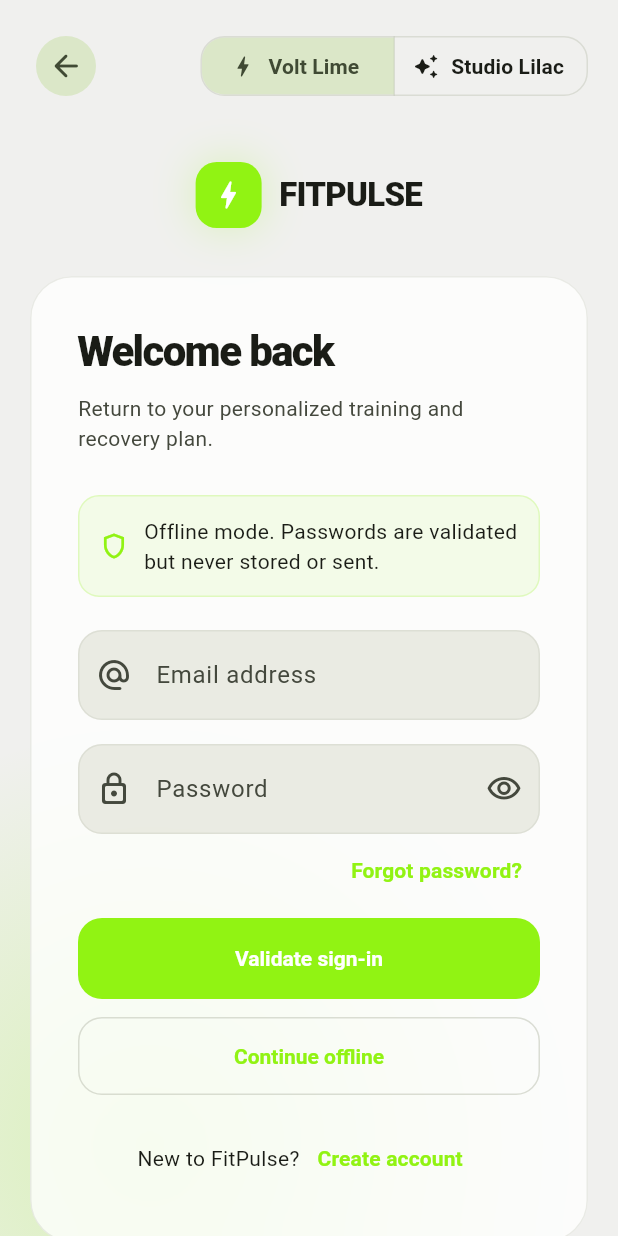
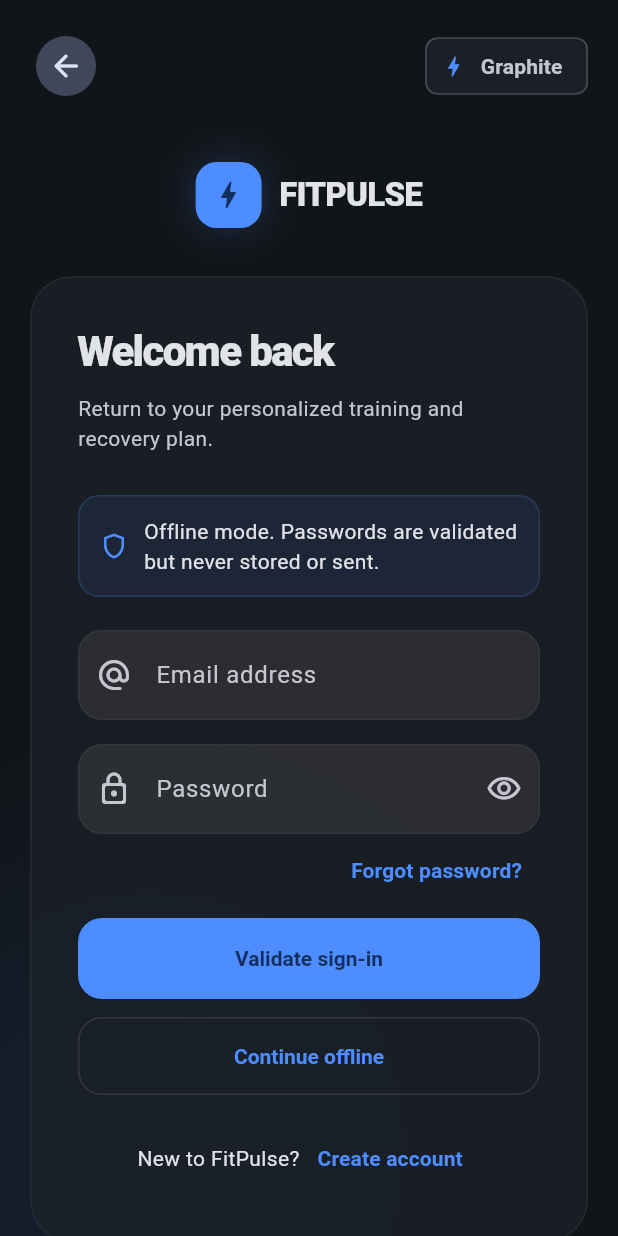
Before and after one commit to HyperspaceArchitecture/fitpulse, a Flutter app: the screen it shows after launch, after a tap on "Sign in", on a phone screen of 412 x 824 dp. Run offline on Flutter 3.47's test engine with Material 3 defaults, Android fonts, the phone set to English and light mode, and no system bars; our stand-ins replace flutter_riverpod, go_router, shared_preferences.

Commit message:
Add Graphite and Cloud Pop themes

```diff
--- a/lib/app.dart
+++ b/lib/app.dart
@@ -14,7 +14,7 @@ class FitPulseApp extends ConsumerWidget {
   Widget build(BuildContext context, WidgetRef ref) {
     final router = ref.watch(appRouterProvider);
     final selectedTheme =
-        ref.watch(themeControllerProvider).value ?? AppThemeVariant.pulseBlue;
+        ref.watch(themeControllerProvider).value ?? AppThemeVariant.graphite;
 
     return MaterialApp.router(
       title: 'FitPulse AI',
--- a/lib/core/theme/app_theme.dart
+++ b/lib/core/theme/app_theme.dart
@@ -70,8 +70,9 @@ abstract final class FitPulseTheme {
   /// Returns the premium editorial theme for [variant].
   static ThemeData forVariant(AppThemeVariant variant) {
     final palette = switch (variant) {
-      AppThemeVariant.pulseBlue => _pulseBlue,
+      AppThemeVariant.graphite => _graphite,
       AppThemeVariant.studioLilac => _studioLilac,
+      AppThemeVariant.cloudPop => _cloudPop,
     };
     final scheme = ColorScheme.fromSeed(
       seedColor: palette.primary,
@@ -92,19 +93,21 @@ abstract final class FitPulseTheme {
     );
 
     return base.copyWith(
-      textTheme: _textTheme(base.textTheme),
+      textTheme: _textTheme(base.textTheme, friendly: palette.friendly),
       cardTheme: CardThemeData(
         color: palette.colors.panel,
         elevation: 0,
         margin: EdgeInsets.zero,
-        shape: RoundedRectangleBorder(borderRadius: BorderRadius.circular(24)),
+        shape: RoundedRectangleBorder(
+          borderRadius: BorderRadius.circular(palette.friendly ? 30 : 24),
+        ),
       ),
       filledButtonTheme: FilledButtonThemeData(
         style: FilledButton.styleFrom(
           foregroundColor: scheme.onPrimary,
           minimumSize: const Size(48, 54),
           shape: RoundedRectangleBorder(
-            borderRadius: BorderRadius.circular(16),
+            borderRadius: BorderRadius.circular(palette.friendly ? 24 : 16),
           ),
           textStyle: const TextStyle(fontWeight: FontWeight.w700),
         ),
@@ -117,17 +120,17 @@ abstract final class FitPulseTheme {
           vertical: 18,
         ),
         border: OutlineInputBorder(
-          borderRadius: BorderRadius.circular(16),
+          borderRadius: BorderRadius.circular(palette.friendly ? 22 : 16),
           borderSide: BorderSide.none,
         ),
         enabledBorder: OutlineInputBorder(
-          borderRadius: BorderRadius.circular(16),
+          borderRadius: BorderRadius.circular(palette.friendly ? 22 : 16),
           borderSide: BorderSide(
             color: scheme.outlineVariant.withValues(alpha: 0.35),
           ),
         ),
         focusedBorder: OutlineInputBorder(
-          borderRadius: BorderRadius.circular(16),
+          borderRadius: BorderRadius.circular(palette.friendly ? 22 : 16),
           borderSide: BorderSide(color: scheme.primary, width: 1.5),
         ),
       ),
@@ -135,7 +138,7 @@ abstract final class FitPulseTheme {
         style: OutlinedButton.styleFrom(
           minimumSize: const Size(48, 52),
           shape: RoundedRectangleBorder(
-            borderRadius: BorderRadius.circular(16),
+            borderRadius: BorderRadius.circular(palette.friendly ? 24 : 16),
           ),
           side: BorderSide(color: scheme.outlineVariant.withValues(alpha: 0.6)),
           textStyle: const TextStyle(fontWeight: FontWeight.w700),
@@ -160,39 +163,40 @@ abstract final class FitPulseTheme {
     );
   }
 
-  static TextTheme _textTheme(TextTheme base) {
+  static TextTheme _textTheme(TextTheme base, {required bool friendly}) {
     return base.copyWith(
       displaySmall: base.displaySmall?.copyWith(
-        fontSize: 46,
-        height: 0.96,
-        fontWeight: FontWeight.w900,
-        letterSpacing: -2.2,
+        fontSize: friendly ? 42 : 46,
+        height: friendly ? 1.05 : 0.96,
+        fontWeight: friendly ? FontWeight.w800 : FontWeight.w900,
+        letterSpacing: friendly ? -1.1 : -2.2,
       ),
       headlineMedium: base.headlineMedium?.copyWith(
-        fontWeight: FontWeight.w900,
-        letterSpacing: -1.1,
+        fontWeight: friendly ? FontWeight.w800 : FontWeight.w900,
+        letterSpacing: friendly ? -0.5 : -1.1,
       ),
       titleLarge: base.titleLarge?.copyWith(
-        fontWeight: FontWeight.w900,
-        letterSpacing: -0.5,
+        fontWeight: friendly ? FontWeight.w800 : FontWeight.w900,
+        letterSpacing: friendly ? -0.2 : -0.5,
       ),
       bodyLarge: base.bodyLarge?.copyWith(height: 1.5),
       labelLarge: base.labelLarge?.copyWith(fontWeight: FontWeight.w700),
     );
   }
 
-  static const _pulseBlue = _ThemePalette(
-    brightness: Brightness.light,
-    primary: Color(0xFF91F313),
-    secondary: Color(0xFFFF8E93),
-    tertiary: Color(0xFF34C6D3),
+  static const _graphite = _ThemePalette(
+    brightness: Brightness.dark,
+    primary: Color(0xFF4D8DFF),
+    secondary: Color(0xFF55D6A5),
+    tertiary: Color(0xFFFFB35A),
+    friendly: false,
     colors: FitPulseColors(
-      background: Color(0xFFF0F0EE),
-      panel: Color(0xFFFFFFFF),
-      success: Color(0xFF35B86B),
-      warning: Color(0xFFFFBF45),
-      danger: Color(0xFFE74962),
-      glow: Color(0xFF91F313),
+      background: Color(0xFF111418),
+      panel: Color(0xFF1B2027),
+      success: Color(0xFF55D6A5),
+      warning: Color(0xFFFFB35A),
+      danger: Color(0xFFFF6577),
+      glow: Color(0xFF244F91),
     ),
   );
 
@@ -201,6 +205,7 @@ abstract final class FitPulseTheme {
     primary: Color(0xFFB69AE8),
     secondary: Color(0xFFF1C9D4),
     tertiary: Color(0xFFEF405F),
+    friendly: false,
     colors: FitPulseColors(
       background: Color(0xFFF1F0EF),
       panel: Color(0xFFFFFFFF),
@@ -208,6 +213,22 @@ abstract final class FitPulseTheme {
       warning: Color(0xFFE0A84A),
       danger: Color(0xFFEF405F),
       glow: Color(0xFFDCC8F5),
+    ),
+  );
+
+  static const _cloudPop = _ThemePalette(
+    brightness: Brightness.light,
+    primary: Color(0xFF76B7A3),
+    secondary: Color(0xFFF3B5A7),
+    tertiary: Color(0xFF88B5E4),
+    friendly: true,
+    colors: FitPulseColors(
+      background: Color(0xFFF3F7F4),
+      panel: Color(0xFFFFFFFF),
+      success: Color(0xFF76B7A3),
+      warning: Color(0xFFF3C96B),
+      danger: Color(0xFFE87878),
+      glow: Color(0xFFBFE2D8),
     ),
   );
 }
@@ -218,6 +239,7 @@ class _ThemePalette {
     required this.primary,
     required this.secondary,
     required this.tertiary,
+    required this.friendly,
     required this.colors,
   });
 
@@ -225,5 +247,6 @@ class _ThemePalette {
   final Color primary;
   final Color secondary;
   final Color tertiary;
+  final bool friendly;
   final FitPulseColors colors;
 }
--- a/lib/core/theme/app_theme_variant.dart
+++ b/lib/core/theme/app_theme_variant.dart
@@ -1,7 +1,8 @@
 /// The production visual systems available to FitPulse.
 enum AppThemeVariant {
-  pulseBlue('Volt Lime', 'Bold, graphic and high energy'),
-  studioLilac('Studio Lilac', 'Soft, expressive and editorial');
+  graphite('Graphite', 'Masculine, contemporary and focused'),
+  studioLilac('Studio', 'Soft, expressive and editorial'),
+  cloudPop('Cloud Pop', 'Calming, friendly and playful');
 
   const AppThemeVariant(this.label, this.description);
 
--- a/lib/core/theme/theme_preferences.dart
+++ b/lib/core/theme/theme_preferences.dart
@@ -4,7 +4,7 @@ import 'package:shared_preferences/shared_preferences.dart';
 
 /// Persistence boundary for the user's selected visual system.
 abstract interface class ThemePreferences {
-  /// Reads the saved theme, falling back to Volt Lime.
+  /// Reads the saved theme, falling back to Graphite.
   Future<AppThemeVariant> read();
 
   /// Persists [variant] for future launches.
@@ -23,9 +23,10 @@ class SharedPreferencesThemePreferences implements ThemePreferences {
   Future<AppThemeVariant> read() async {
     final storedValue = await _preferences.getString(_key);
     if (storedValue == 'ochre') return AppThemeVariant.studioLilac;
+    if (storedValue == 'pulseBlue') return AppThemeVariant.graphite;
     return AppThemeVariant.values.firstWhere(
       (variant) => variant.name == storedValue,
-      orElse: () => AppThemeVariant.pulseBlue,
+      orElse: () => AppThemeVariant.graphite,
     );
   }
 
--- a/lib/features/theme_preview/presentation/pages/theme_preview_page.dart
+++ b/lib/features/theme_preview/presentation/pages/theme_preview_page.dart
@@ -109,7 +109,7 @@ class _Overview extends ConsumerWidget {
   @override
   Widget build(BuildContext context, WidgetRef ref) {
     final variant =
-        ref.watch(themeControllerProvider).value ?? AppThemeVariant.pulseBlue;
+        ref.watch(themeControllerProvider).value ?? AppThemeVariant.graphite;
     final content = Column(
       crossAxisAlignment: CrossAxisAlignment.start,
       children: [
--- a/lib/features/theme_preview/presentation/widgets/theme_selector.dart
+++ b/lib/features/theme_preview/presentation/widgets/theme_selector.dart
@@ -13,7 +13,38 @@ class ThemeSelector extends ConsumerWidget {
   @override
   Widget build(BuildContext context, WidgetRef ref) {
     final state = ref.watch(themeControllerProvider);
-    final selected = state.value ?? AppThemeVariant.pulseBlue;
+    final selected = state.value ?? AppThemeVariant.graphite;
+
+    void select(AppThemeVariant variant) {
+      unawaited(ref.read(themeControllerProvider.notifier).select(variant));
+    }
+
+    if (MediaQuery.sizeOf(context).width < 1100) {
+      return PopupMenuButton<AppThemeVariant>(
+        tooltip: 'Choose visual theme',
+        enabled: !state.isLoading,
+        initialValue: selected,
+        onSelected: select,
+        itemBuilder: (context) => AppThemeVariant.values
+            .map(
+              (variant) => PopupMenuItem(
+                value: variant,
+                child: Row(
+                  children: [
+                    Icon(_iconFor(variant)),
+                    const SizedBox(width: 10),
+                    Text(variant.label),
+                  ],
+                ),
+              ),
+            )
+            .toList(growable: false),
+        child: Chip(
+          avatar: Icon(_iconFor(selected), size: 18),
+          label: Text(selected.label),
+        ),
+      );
+    }
 
     return SegmentedButton<AppThemeVariant>(
       showSelectedIcon: false,
@@ -21,11 +52,7 @@ class ThemeSelector extends ConsumerWidget {
           .map(
             (variant) => ButtonSegment(
               value: variant,
-              icon: Icon(
-                variant == AppThemeVariant.pulseBlue
-                    ? Icons.bolt_rounded
-                    : Icons.auto_awesome_rounded,
-              ),
+              icon: Icon(_iconFor(variant)),
               label: Text(variant.label),
             ),
           )
@@ -33,13 +60,13 @@ class ThemeSelector extends ConsumerWidget {
       selected: {selected},
       onSelectionChanged: state.isLoading
           ? null
-          : (selection) {
-              unawaited(
-                ref
-                    .read(themeControllerProvider.notifier)
-                    .select(selection.single),
-              );
-            },
+          : (selection) => select(selection.single),
     );
   }
+
+  IconData _iconFor(AppThemeVariant variant) => switch (variant) {
+    AppThemeVariant.graphite => Icons.bolt_rounded,
+    AppThemeVariant.studioLilac => Icons.auto_awesome_rounded,
+    AppThemeVariant.cloudPop => Icons.cloud_rounded,
+  };
 }
```
Also changed, not shown: 5 other files.
